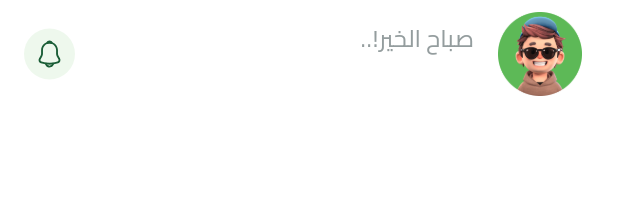
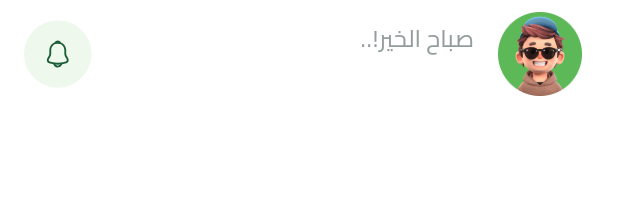
Before and after one commit to RafatMohamed/E-Commerce-App-Food-, a Flutter app: the CustomAppBarHome widget shown alone on an empty page, opened directly, on a phone screen of 412 x 824 dp. Shown: the top 210 px of the screen. Run offline on Flutter 3.47's test engine with Material 3 defaults, Android fonts, the phone set to English and light mode, and no system bars; our stand-ins replace carousel_slider, cloud_firestore, dartz, firebase_auth, firebase_core, flutter_bloc and 4 more; missing offline and left inert: flutter_facebook_auth; accounts and stored records are empty.

```diff
--- a/lib/core/helper/on_generate_routes.dart
+++ b/lib/core/helper/on_generate_routes.dart
@@ -5,6 +5,7 @@ import 'package:food_app/features/splash&onBoarding/views/splash_view.dart';
 import '../../features/Auth/Login/View/login_view.dart';
 import '../../features/Auth/SignUp/View/sign_up_view.dart';
 import '../../features/Home/View/home_view.dart';
+import '../../features/MainView/main_view.dart';
 
 Route<dynamic> onGenerateRoute(RouteSettings setting){
   switch(setting.name){
@@ -28,6 +29,10 @@ Route<dynamic> onGenerateRoute(RouteSettings setting){
      return MaterialPageRoute(builder: (context) {
         return const HomeView();
       },);
+     case MainView.routeName:
+     return MaterialPageRoute(builder: (context) {
+        return const MainView();
+      },);
     default:
       return MaterialPageRoute(builder: (context) {
         return const Scaffold();
--- a/lib/core/widgets/custom_category_product.dart
+++ b/lib/core/widgets/custom_category_product.dart
@@ -15,11 +15,12 @@ class CustomCategoryProduct extends StatelessWidget {
   final double price;
   @override
   Widget build(BuildContext context) {
+    final size = MediaQuery.sizeOf(context);
     return Stack(
         children:[
           Container(
             padding: const EdgeInsetsDirectional.only(top: 8,end: 10,bottom:20,start: 10),
-            width: 163,
+            width: size.width * 0.45,
             decoration: ShapeDecoration(
               color: const Color(0xFFF3F5F7),
               shape: RoundedRectangleBorder(borderRadius: BorderRadius.circular(4)),
@@ -70,8 +71,7 @@ class CustomCategoryProduct extends StatelessWidget {
                         child: IconButton(
                           onPressed: onTapCartAdd,
                           padding: EdgeInsets.zero,
-                          icon: const Icon(Icons.add),
-                          color: Colors.white,
+                          icon: const Icon(Icons.add,color: Colors.white,),
                           alignment: AlignmentDirectional.center,
                         ),
                       ),
--- /dev/null
+++ b/lib/core/widgets/custom_notif_w.dart
@@ -0,0 +1,24 @@
+import 'package:flutter/cupertino.dart';
+import 'package:flutter_svg/svg.dart';
+
+import '../../generated/assets.dart';
+
+class CustomNotificationW extends StatelessWidget {
+  const CustomNotificationW({
+    super.key,
+  });
+
+  @override
+  Widget build(BuildContext context) {
+    return Container(
+      padding: EdgeInsets.zero,
+      width: 45,
+      height: 45,
+      decoration: const ShapeDecoration(
+        color: Color(0xFFEEF8ED),
+        shape: OvalBorder(),
+      ),
+      child: SvgPicture.asset(Assets.imagesNotification, fit: BoxFit.scaleDown),
+    );
+  }
+}
--- a/lib/core/widgets/custom_search_bar.dart
+++ b/lib/core/widgets/custom_search_bar.dart
@@ -28,7 +28,7 @@ class CustomSearchBar extends StatelessWidget {
         style: TextStyles.semiBold16.copyWith(color: AppColor.grayscale950),
         keyboardType: TextInputType.text,
         textInputAction: TextInputAction.done,
-        textDirection: TextDirection.ltr,
+        textDirection: TextDirection.rtl,
         textAlign: TextAlign.start,
         controller: TextEditingController(),
         onSaved:(newValue) {} ,
--- a/lib/features/Auth/Login/View/widgets/login_body_bloc_button.dart
+++ b/lib/features/Auth/Login/View/widgets/login_body_bloc_button.dart
@@ -3,7 +3,7 @@ import 'package:flutter_bloc/flutter_bloc.dart';
 import '../../../../../core/constant.dart' ;
 import '../../../../../core/service/StorageLocal/shared_prefs.dart';
 import '../../../../../core/widgets/custom_button.dart';
-import '../../../../Home/View/home_view.dart';
+import '../../../../MainView/main_view.dart';
 import '../../../SignUp/View/sign_up_view.dart';
 import '../../../widgets/have_account_or_not.dart';
 import '../../logic/login_cubit.dart';
@@ -43,7 +43,7 @@ class LoginBoBlocButton extends StatelessWidget {
           listener: (context, state) {
             if (state is LoginSuccess) {
               signInOrNot(context);
-              Navigator.pushNamed(context, HomeView.routeName);
+              Navigator.pushNamed(context, MainView.routeName);
             }
             if (state is LoginFailure) {
               ScaffoldMessenger.of(context).showSnackBar(
--- a/lib/features/Auth/SignUp/View/widgets/register_body_bloc_button.dart
+++ b/lib/features/Auth/SignUp/View/widgets/register_body_bloc_button.dart
@@ -7,7 +7,7 @@ import 'package:food_app/features/Auth/SignUp/logic/register_state.dart';
 import '../../../../../core/constant.dart';
 import '../../../../../core/service/StorageLocal/shared_prefs.dart';
 import '../../../../../core/widgets/custom_button.dart';
-import '../../../../Home/View/home_view.dart';
+import '../../../../MainView/main_view.dart';
 import '../../../widgets/have_account_or_not.dart';
 
 class RegisterBodyBlocButton extends StatelessWidget {
@@ -50,7 +50,7 @@ class RegisterBodyBlocButton extends StatelessWidget {
           listener: (context, state) {
             if (state is RegisterSuccess) {
               signInOrNot(context);
-              Navigator.pushNamed(context, HomeView.routeName);
+              Navigator.pushNamed(context, MainView.routeName);
             }
             if (state is RegisterFailure) {
               ScaffoldMessenger.of(context).showSnackBar(
--- a/lib/features/Home/View/widgets/custom_app_bar_home.dart
+++ b/lib/features/Home/View/widgets/custom_app_bar_home.dart
@@ -1,9 +1,8 @@
 import 'package:firebase_auth/firebase_auth.dart';
 import 'package:flutter/material.dart';
-import 'package:flutter_svg/svg.dart';
-
 import '../../../../core/utils/app_text_styles.dart';
 import '../../../../core/utils/images.dart';
+import '../../../../core/widgets/custom_notif_w.dart';
 
 class CustomAppBarHome extends StatelessWidget {
   const CustomAppBarHome({super.key});
@@ -23,15 +22,7 @@ class CustomAppBarHome extends StatelessWidget {
         textAlign: TextAlign.end,
         style: TextStyles.bold16.copyWith(color: Colors.black),
       ),
-      leading: Container(
-        width: 34,
-        height: 34,
-        decoration: const ShapeDecoration(
-          color: Color(0xFFEEF8ED),
-          shape: OvalBorder(),
-        ),
-        child: SvgPicture.asset(Assets.imagesNotification, fit: BoxFit.scaleDown),
-      ),
+      leading: const CustomNotificationW(),
     );
   }
 }
--- a/lib/features/splash&onBoarding/views/splash_view.dart
+++ b/lib/features/splash&onBoarding/views/splash_view.dart
@@ -5,8 +5,7 @@ import 'package:food_app/core/service/StorageLocal/shared_prefs.dart';
 import 'package:food_app/core/utils/images.dart';
 import 'package:food_app/features/Auth/Login/View/login_view.dart';
 import 'package:food_app/features/splash&onBoarding/views/onboarding_view.dart';
-
-import '../../Home/View/home_view.dart';
+import '../../MainView/main_view.dart';
 
 class SplashView extends StatefulWidget {
   const SplashView({super.key});
@@ -151,7 +150,7 @@ class _SplashViewState extends State<SplashView> with TickerProviderStateMixin {
       );
      signIn ?Navigator.pushReplacementNamed(
          context,
-         HomeView.routeName
+         MainView.routeName
      ): Navigator.pushReplacementNamed(
         context,
         LoginView.routeName
```
Also changed, not shown: lib/core/widgets/default_bottom_nav_bar.dart (+28 -33 lines), lib/features/Home/View/home_view.dart (+1 -15 lines), lib/features/MainView/main_view.dart (added, +46 -0 lines).
